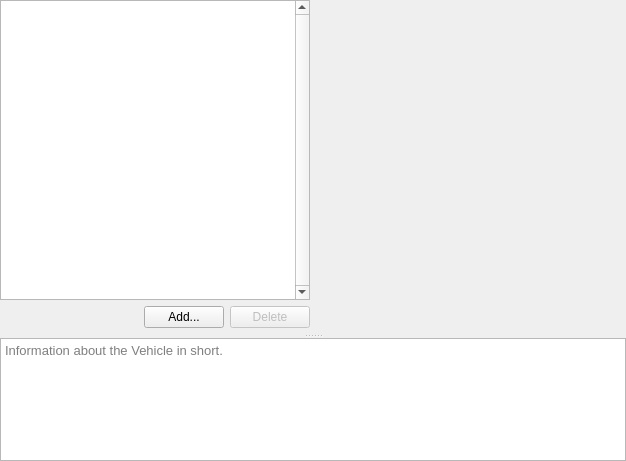
This is ground/gcs/src/plugins/setupwizard/vehicletemplateselectorwidget.ui in librepilot/LibrePilot as Qt 5 draws it before an edit. The edited form follows.
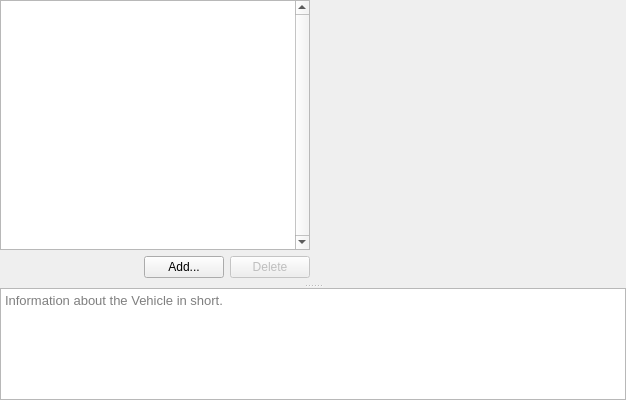
This is the edited form.

Commit message: LP-441 Reduce Export/Import template window height

```diff
--- a/ground/gcs/src/plugins/setupwizard/vehicletemplateselectorwidget.ui
+++ b/ground/gcs/src/plugins/setupwizard/vehicletemplateselectorwidget.ui
@@ -7,7 +7,7 @@
     <x>0</x>
     <y>0</y>
     <width>626</width>
-    <height>461</height>
+    <height>400</height>
    </rect>
   </property>
   <property name="windowTitle">
@@ -31,7 +31,7 @@
      <property name="orientation">
       <enum>Qt::Vertical</enum>
      </property>
-     <widget class="QWidget" name="">
+     <widget class="QWidget" name="layoutWidget">
       <layout class="QHBoxLayout" name="horizontalLayout_2">
        <property name="bottomMargin">
         <number>6</number>
@@ -43,7 +43,7 @@
            <property name="minimumSize">
             <size>
              <width>0</width>
-             <height>300</height>
+             <height>250</height>
             </size>
            </property>
            <property name="verticalScrollBarPolicy">
```
The commit also changes 1 other file.
